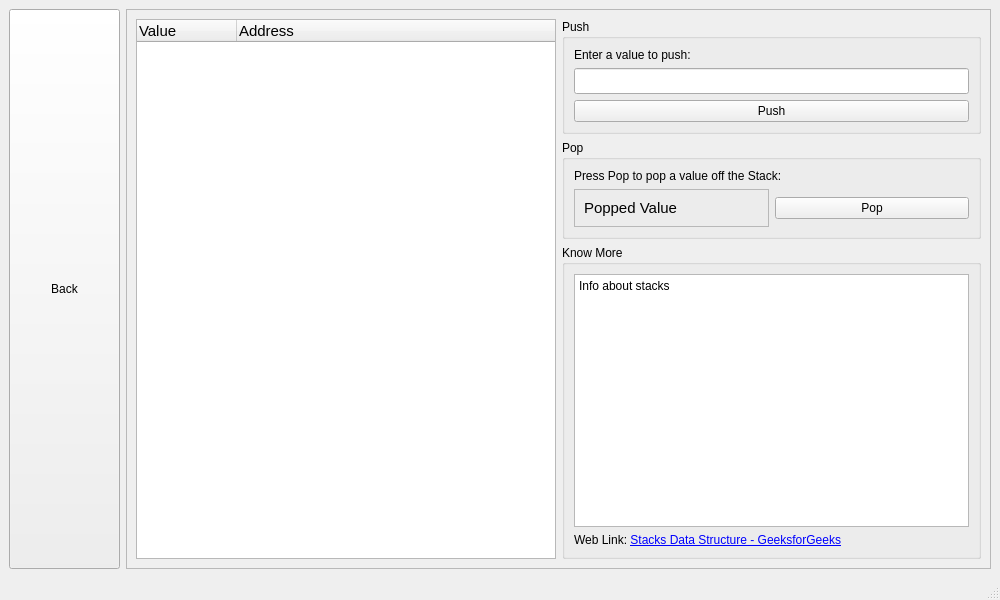
The window that stackwindow.ui (priyanshagrahari/DSGUI) describes before a commit, drawn with Qt 5.
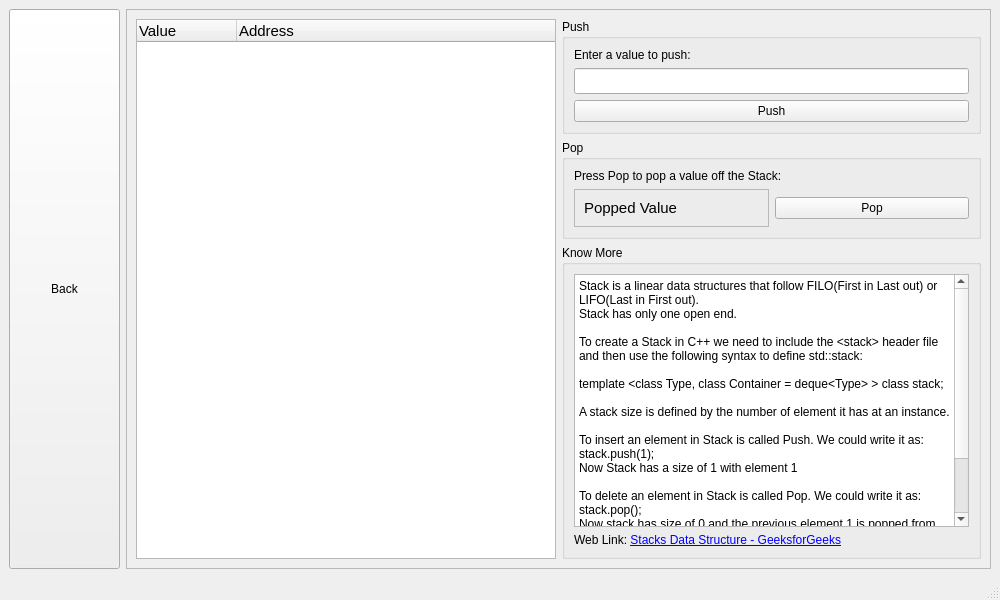
The same window after the commit.

Commit message: Know more of queue and stack

```diff
--- a/stackwindow.ui
+++ b/stackwindow.ui
@@ -183,7 +183,25 @@
 &lt;html&gt;&lt;head&gt;&lt;meta name=&quot;qrichtext&quot; content=&quot;1&quot; /&gt;&lt;meta charset=&quot;utf-8&quot; /&gt;&lt;style type=&quot;text/css&quot;&gt;
 p, li { white-space: pre-wrap; }
 &lt;/style&gt;&lt;/head&gt;&lt;body style=&quot; font-family:'Segoe UI'; font-size:9pt; font-weight:400; font-style:normal;&quot;&gt;
-&lt;p style=&quot; margin-top:0px; margin-bottom:0px; margin-left:0px; margin-right:0px; -qt-block-indent:0; text-indent:0px;&quot;&gt;Info about stacks&lt;/p&gt;&lt;/body&gt;&lt;/html&gt;</string>
+&lt;p style=&quot; margin-top:0px; margin-bottom:0px; margin-left:0px; margin-right:0px; -qt-block-indent:0; text-indent:0px;&quot;&gt;Stack is a linear data structures that follow FILO(First in Last out) or LIFO(Last in First out).&lt;/p&gt;
+&lt;p style=&quot; margin-top:0px; margin-bottom:0px; margin-left:0px; margin-right:0px; -qt-block-indent:0; text-indent:0px;&quot;&gt;Stack has only one open end.&lt;/p&gt;
+&lt;p style=&quot;-qt-paragraph-type:empty; margin-top:0px; margin-bottom:0px; margin-left:0px; margin-right:0px; -qt-block-indent:0; text-indent:0px;&quot;&gt;&lt;br /&gt;&lt;/p&gt;
+&lt;p style=&quot; margin-top:0px; margin-bottom:0px; margin-left:0px; margin-right:0px; -qt-block-indent:0; text-indent:0px;&quot;&gt;To create a Stack in C++ we need to include the &lt;span style=&quot; font-family:'Courier New';&quot;&gt;&amp;lt;stack&amp;gt;&lt;/span&gt; header file and then use the following syntax to define &lt;span style=&quot; font-family:'Courier New';&quot;&gt;std::stack:&lt;/span&gt;&lt;/p&gt;
+&lt;p style=&quot;-qt-paragraph-type:empty; margin-top:0px; margin-bottom:0px; margin-left:0px; margin-right:0px; -qt-block-indent:0; text-indent:0px;&quot;&gt;&lt;br /&gt;&lt;/p&gt;
+&lt;p style=&quot; margin-top:0px; margin-bottom:0px; margin-left:0px; margin-right:0px; -qt-block-indent:0; text-indent:0px;&quot;&gt;&lt;span style=&quot; font-family:'Courier New';&quot;&gt;template &amp;lt;class Type, class Container = deque&amp;lt;Type&amp;gt; &amp;gt; class stack;&lt;/span&gt;&lt;/p&gt;
+&lt;p style=&quot;-qt-paragraph-type:empty; margin-top:0px; margin-bottom:0px; margin-left:0px; margin-right:0px; -qt-block-indent:0; text-indent:0px;&quot;&gt;&lt;br /&gt;&lt;/p&gt;
+&lt;p style=&quot; margin-top:0px; margin-bottom:0px; margin-left:0px; margin-right:0px; -qt-block-indent:0; text-indent:0px;&quot;&gt;A stack size is defined by the number of element it has at an instance.&lt;/p&gt;
+&lt;p style=&quot;-qt-paragraph-type:empty; margin-top:0px; margin-bottom:0px; margin-left:0px; margin-right:0px; -qt-block-indent:0; text-indent:0px;&quot;&gt;&lt;br /&gt;&lt;/p&gt;
+&lt;p style=&quot; margin-top:0px; margin-bottom:0px; margin-left:0px; margin-right:0px; -qt-block-indent:0; text-indent:0px;&quot;&gt;To insert an element in Stack is called Push. We could write it as:&lt;/p&gt;
+&lt;p style=&quot; margin-top:0px; margin-bottom:0px; margin-left:0px; margin-right:0px; -qt-block-indent:0; text-indent:0px;&quot;&gt;&lt;span style=&quot; font-family:'Courier New';&quot;&gt;stack.push(1);&lt;/span&gt;&lt;/p&gt;
+&lt;p style=&quot; margin-top:0px; margin-bottom:0px; margin-left:0px; margin-right:0px; -qt-block-indent:0; text-indent:0px;&quot;&gt;Now Stack has a size of 1 with element 1 &lt;/p&gt;
+&lt;p style=&quot;-qt-paragraph-type:empty; margin-top:0px; margin-bottom:0px; margin-left:0px; margin-right:0px; -qt-block-indent:0; text-indent:0px;&quot;&gt;&lt;br /&gt;&lt;/p&gt;
+&lt;p style=&quot; margin-top:0px; margin-bottom:0px; margin-left:0px; margin-right:0px; -qt-block-indent:0; text-indent:0px;&quot;&gt;To delete an element in Stack is called Pop. We could write it as:&lt;/p&gt;
+&lt;p style=&quot; margin-top:0px; margin-bottom:0px; margin-left:0px; margin-right:0px; -qt-block-indent:0; text-indent:0px;&quot;&gt;&lt;span style=&quot; font-family:'Courier New';&quot;&gt;stack.pop();&lt;/span&gt;&lt;/p&gt;
+&lt;p style=&quot; margin-top:0px; margin-bottom:0px; margin-left:0px; margin-right:0px; -qt-block-indent:0; text-indent:0px;&quot;&gt;Now stack has size of 0 and the previous element 1 is popped from Stack.&lt;/p&gt;
+&lt;p style=&quot;-qt-paragraph-type:empty; margin-top:0px; margin-bottom:0px; margin-left:0px; margin-right:0px; -qt-block-indent:0; text-indent:0px;&quot;&gt;&lt;br /&gt;&lt;/p&gt;
+&lt;p style=&quot; margin-top:0px; margin-bottom:0px; margin-left:0px; margin-right:0px; -qt-block-indent:0; text-indent:0px;&quot;&gt;Stack alloctaion happens on contiguous blocks of memory, which is visible as their addresses are continuous.&lt;/p&gt;
+&lt;p style=&quot;-qt-paragraph-type:empty; margin-top:0px; margin-bottom:0px; margin-left:0px; margin-right:0px; -qt-block-indent:0; text-indent:0px;&quot;&gt;&lt;br /&gt;&lt;/p&gt;&lt;/body&gt;&lt;/html&gt;</string>
               </property>
              </widget>
             </item>
```
The commit also changes 1 other file.
